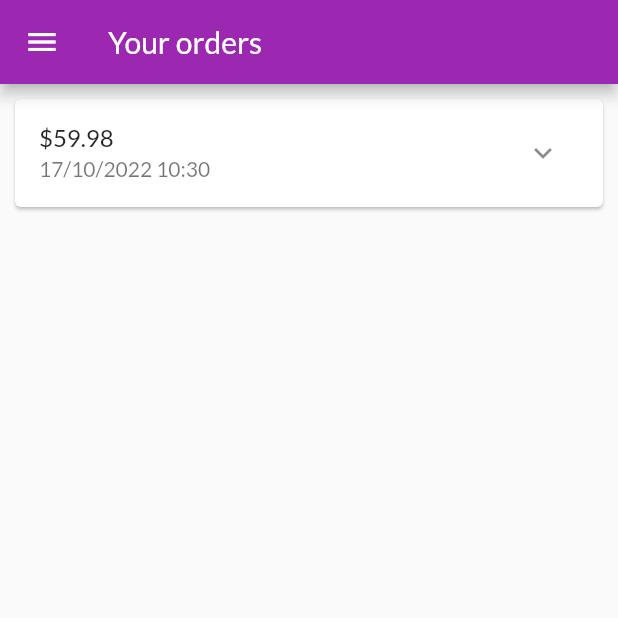
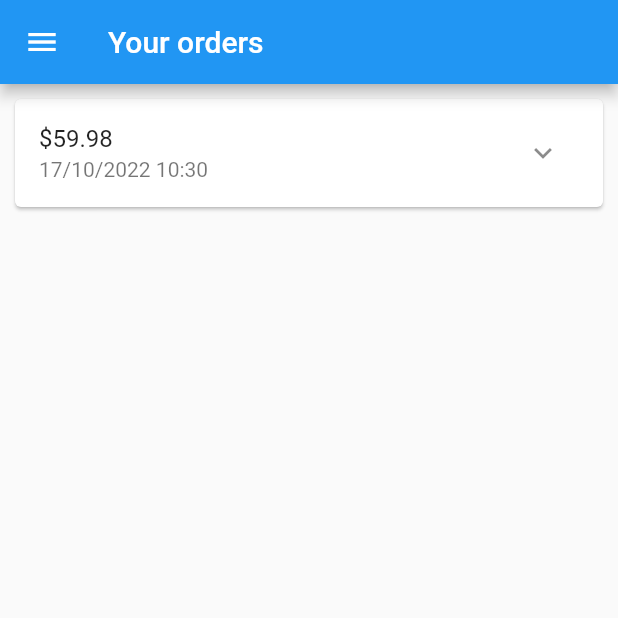
Before and after one commit to huynhcham/myshop, a Flutter app: the screen it shows after launch, in the side drawer, after a tap on the "shopping cart" icon, on a phone screen of 412 x 824 dp, the top half of it. Run offline on Flutter 3.47's test engine with Material 2 defaults, Android fonts, the phone set to English and light mode, and no system bars; network calls fail.

```diff
--- a/Myshop_TH1/lib/main.dart
+++ b/Myshop_TH1/lib/main.dart
@@ -1,4 +1,5 @@
 import 'package:flutter/material.dart';
+import 'package:provider/provider.dart';
 import 'ui/screens.dart';
 
 void main() {
@@ -11,17 +12,13 @@ class MyApp extends StatelessWidget {
   // This widget is the root of your application.
   @override
   Widget build(BuildContext context) {
-    return MaterialApp(
-      title: 'Myshop',
-      debugShowCheckedModeBanner: false,
-      theme: ThemeData(
-        fontFamily: 'Lato',
-        colorScheme: ColorScheme.fromSwatch(
-          primarySwatch: Colors.purple,
-        ).copyWith(
-          secondary: Colors.deepOrange,
+    return MultiProvider(
+      providers: [
+        ChangeNotifierProvider(
+          create: (ctx) => ProductsManager(),
         ),
-      ),
+      ],
+      child: MaterialApp(
         home: const ProductsOverviewScreen(),
         routes: {
           CartScreen.routeName: (ctx) => const CartScreen(),
@@ -42,6 +39,7 @@ class MyApp extends StatelessWidget {
 
           return null;
         },
+      ),
     );
   }
 }
--- a/Myshop_TH1/lib/ui/products/products_grid.dart
+++ b/Myshop_TH1/lib/ui/products/products_grid.dart
@@ -1,7 +1,9 @@
 import 'package:flutter/material.dart';
+import 'package:provider/provider.dart';
 
 import 'product_grid_tile.dart';
 import 'products_manager.dart';
+import '../../models/product.dart';
 
 class ProductsGrid extends StatelessWidget {
   final bool showFavorites;
@@ -10,9 +12,10 @@ class ProductsGrid extends StatelessWidget {
 
   @override
   Widget build(BuildContext context) {
-    final productsManager = ProductsManager();
-    final products =
-        showFavorites ? productsManager.favoriteItems : productsManager.items;
+    final products = context.select<ProductsManager, List<Product>>(
+        (productsManager) => showFavorites
+            ? productsManager.favoriteItems
+            : productsManager.items);
     return GridView.builder(
       padding: const EdgeInsets.all(10.0),
       itemCount: products.length,
--- a/Myshop_TH1/pubspec.yaml
+++ b/Myshop_TH1/pubspec.yaml
@@ -30,7 +30,7 @@ dependencies:
   flutter:
     sdk: flutter
   intl: ^0.17.0
-
+  provider: ^6.0.3
 
   # The following adds the Cupertino Icons font to your application.
   # Use with the CupertinoIcons class for iOS style icons.
```
Also changed, not shown: Myshop_TH1/lib/ui/products/products_manager.dart (+30 -1 lines), Myshop_TH1/lib/ui/products/user_product_list_tile.dart (+14 -3 lines), Myshop_TH1/lib/ui/products/user_products_screen.dart (+10 -5 lines), Myshop_TH1/pubspec.lock. Lines whose indentation alone changed are shown as unchanged.
